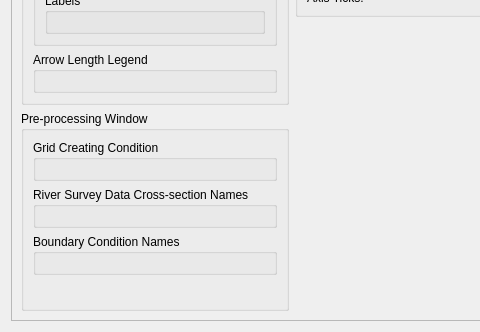
This is libs/gui/pref/preferencepagefontdefault.ui in i-RIC/prepost-gui as Qt 5 draws it before an edit; both pictures show x 0 to 480 and y 180 to 512 of the 570 by 512 pixel window. The edited form follows.
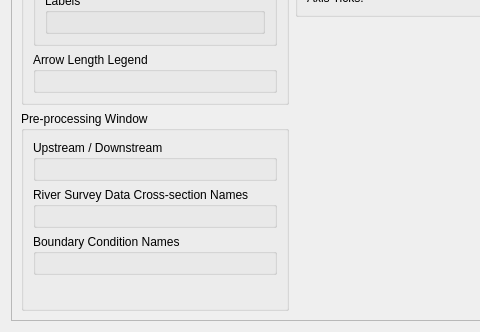
This is the edited form. Custom widgets are drawn as their Qt base class.

Commit message: Center and width grid creator now has function to edit font settings of "Upstream", "Downstreams"

```diff
--- a/libs/gui/pref/preferencepagefontdefault.ui
+++ b/libs/gui/pref/preferencepagefontdefault.ui
@@ -106,7 +106,7 @@
             <item>
              <widget class="QGroupBox" name="gridCreatingConditionGroupBox">
               <property name="title">
-               <string>Grid Creating Condition</string>
+               <string>Upstream / Downstream</string>
               </property>
               <layout class="QVBoxLayout" name="verticalLayout_8">
                <item>
```
Left out of the diff: 4 changed lines with no effect on the pictures. The commit also changes 175 other files.
